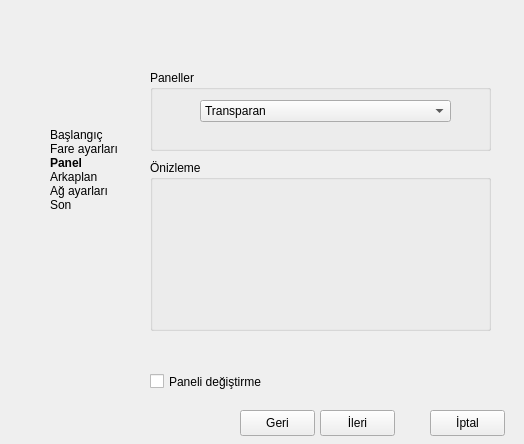
Qt form projeler/anatolya-bey/src/screens/ui/kickerWindow.ui (atlantistruva/truvalinux) before a commit.
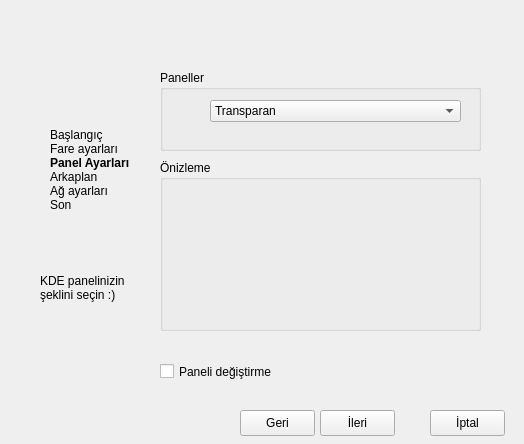
The same form after that commit. Icons and pictures are not drawn.

The edit to the form file:
```diff
--- a/projeler/anatolya-bey/src/screens/ui/kickerWindow.ui
+++ b/projeler/anatolya-bey/src/screens/ui/kickerWindow.ui
@@ -34,9 +34,9 @@
    <widget class="QGroupBox" name="kickersGroup" >
     <property name="geometry" >
      <rect>
-      <x>150</x>
+      <x>160</x>
       <y>70</y>
-      <width>341</width>
+      <width>321</width>
       <height>81</height>
      </rect>
     </property>
@@ -77,9 +77,9 @@
    <widget class="QGroupBox" name="viewGroup" >
     <property name="geometry" >
      <rect>
-      <x>150</x>
+      <x>160</x>
       <y>160</y>
-      <width>341</width>
+      <width>321</width>
       <height>171</height>
      </rect>
     </property>
@@ -161,13 +161,12 @@
      </rect>
     </property>
     <property name="text" >
-     <string>&lt;!DOCTYPE HTML PUBLIC "-//W3C//DTD HTML 4.0//EN" "http://www.w3.org/TR/REC-html40/strict.dtd">
-&lt;html>&lt;head>&lt;meta name="qrichtext" content="1" />&lt;style type="text/css">
+     <string>&lt;html>&lt;head>&lt;meta name="qrichtext" content="1" />&lt;style type="text/css">
 p, li { white-space: pre-wrap; }
 &lt;/style>&lt;/head>&lt;body style=" font-family:'Sans Serif'; font-size:9pt; font-weight:400; font-style:normal;">
 &lt;p style=" margin-top:0px; margin-bottom:0px; margin-left:0px; margin-right:0px; -qt-block-indent:0; text-indent:0px;">Başlangıç&lt;/p>
 &lt;p style=" margin-top:0px; margin-bottom:0px; margin-left:0px; margin-right:0px; -qt-block-indent:0; text-indent:0px;">Fare ayarları&lt;/p>
-&lt;p style=" margin-top:0px; margin-bottom:0px; margin-left:0px; margin-right:0px; -qt-block-indent:0; text-indent:0px;">&lt;span style=" font-weight:600;">Panel&lt;/span>&lt;/p>
+&lt;p style=" margin-top:0px; margin-bottom:0px; margin-left:0px; margin-right:0px; -qt-block-indent:0; text-indent:0px;">&lt;span style=" font-weight:600;">Panel Ayarları&lt;/span>&lt;/p>
 &lt;p style=" margin-top:0px; margin-bottom:0px; margin-left:0px; margin-right:0px; -qt-block-indent:0; text-indent:0px;">Arkaplan&lt;/p>
 &lt;p style=" margin-top:0px; margin-bottom:0px; margin-left:0px; margin-right:0px; -qt-block-indent:0; text-indent:0px;">Ağ ayarları&lt;/p>
 &lt;p style=" margin-top:0px; margin-bottom:0px; margin-left:0px; margin-right:0px; -qt-block-indent:0; text-indent:0px; font-weight:600;">&lt;span style=" font-weight:400;">Son&lt;/span>&lt;/p>&lt;/body>&lt;/html></string>
@@ -176,8 +175,8 @@
    <widget class="QCheckBox" name="isConfig" >
     <property name="geometry" >
      <rect>
-      <x>150</x>
-      <y>370</y>
+      <x>160</x>
+      <y>360</y>
       <width>151</width>
       <height>23</height>
      </rect>
@@ -186,6 +185,36 @@
      <string>Paneli değiştirme</string>
     </property>
    </widget>
+   <widget class="QLabel" name="label" >
+    <property name="geometry" >
+     <rect>
+      <x>0</x>
+      <y>290</y>
+      <width>161</width>
+      <height>161</height>
+     </rect>
+    </property>
+    <property name="text" >
+     <string/>
+    </property>
+    <property name="pixmap" >
+     <pixmap resource="../../icons/startericons.qrc" >:/icon/penguen.png</pixmap>
+    </property>
+   </widget>
+   <widget class="QLabel" name="label_2" >
+    <property name="geometry" >
+     <rect>
+      <x>40</x>
+      <y>270</y>
+      <width>111</width>
+      <height>36</height>
+     </rect>
+    </property>
+    <property name="text" >
+     <string>KDE panelinizin
+şeklini seçin :)</string>
+    </property>
+   </widget>
   </widget>
  </widget>
  <resources>
```
